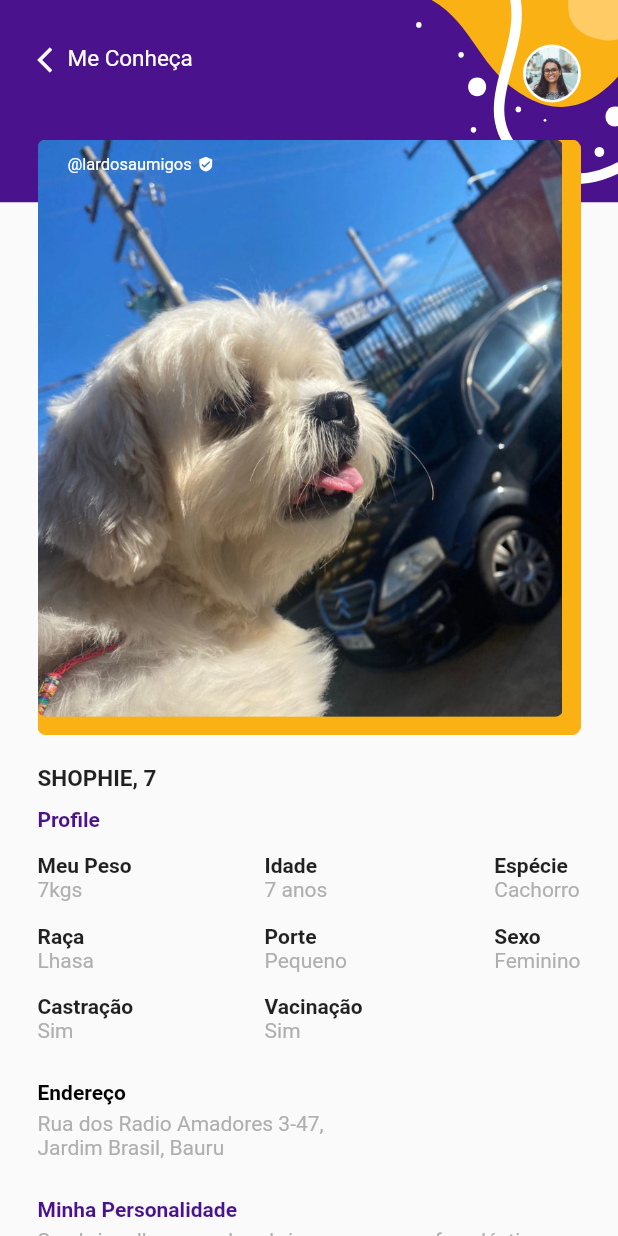
After one commit to MarcalDev/PetBuddy, a Flutter app: the MenuPrincipalPage screen opened directly, after a tap on "Me conheça", on a phone screen of 412 x 824 dp. The commit adds this screen. Run offline on Flutter 3.47's test engine with Material 2 defaults, Android fonts, the phone set to English and light mode, and no system bars; our stand-ins replace flutter_svg.

Commit message:
Adição de tela de detalhes do pet

```diff
--- a/lib/app/modules/home/widgets/home_post_card.dart
+++ b/lib/app/modules/home/widgets/home_post_card.dart
@@ -3,6 +3,8 @@ import 'package:flutter_svg/svg.dart';
 import 'package:petbuddy/app/util/app_colors.dart';
 import 'package:petbuddy/app/util/assets_aplicativo.dart';
 import 'package:petbuddy/app/util/widgets/text_widget.dart';
+
+import '../../perfil_pet/pages/perfil_pet_page.dart';
 
 class HomePostCard extends StatelessWidget {
   final String nomeUsuario;
@@ -65,7 +67,13 @@ class HomePostCard extends StatelessWidget {
                     child: Row(
                       mainAxisAlignment: MainAxisAlignment.spaceBetween,
                       children: [
-                        Container(
+                        InkWell(
+                          onTap: () => Navigator.of(context).push(
+                            MaterialPageRoute(
+                              builder: (context) => const PerfilPetPage(),
+                            ),
+                          ),
+                          child: Container(
                             decoration: BoxDecoration(
                                 border: Border.all(color: AppColors.corPadraoAplicativo, width: 1.5),
                                 borderRadius: BorderRadius.all(Radius.circular(15))),
@@ -74,6 +82,7 @@ class HomePostCard extends StatelessWidget {
                               text: 'Me conheça',
                               textColor: AppColors.corPadraoAplicativo,
                               fontWeight: FontWeight.w500,
+                            ),
                           ),
                         ),
                         Row(
--- /dev/null
+++ b/lib/app/modules/perfil_pet/pages/perfil_pet_page.dart
@@ -0,0 +1,262 @@
+import 'package:flutter/material.dart';
+import 'package:flutter_svg/svg.dart';
+import 'package:petbuddy/app/util/app_colors.dart';
+import 'package:petbuddy/app/util/assets_aplicativo.dart';
+import 'package:petbuddy/app/util/text_fonts.dart';
+import 'package:petbuddy/app/util/widgets/button_widget.dart';
+
+import '../../../util/widgets/text_widget.dart';
+import '../widgets/perfil_pet_background_widget.dart';
+
+class PerfilPetPage extends StatefulWidget {
+  const PerfilPetPage({super.key});
+
+  @override
+  State<PerfilPetPage> createState() => _PerfilPetPageState();
+}
+
+class _PerfilPetPageState extends State<PerfilPetPage> {
+  @override
+  Widget build(BuildContext context) {
+    return PerfilPetBackgroundWidget(
+        child: Expanded(
+      child: SingleChildScrollView(
+        child: Column(
+          crossAxisAlignment: CrossAxisAlignment.start,
+          children: [
+            Stack(
+              children: [
+                Image.asset(
+                  AssetsAplicativo.imagemPet,
+                ),
+                Padding(
+                  padding: const EdgeInsets.only(left: 20, top: 10),
+                  child: Row(
+                    children: [
+                      const TextWidget(
+                        text: '@lardosaumigos',
+                        textColor: AppColors.corBranco,
+                        fontSize: TextFonts.fonteTextoPequenoMenor,
+                      ),
+                      SizedBox(
+                        width: 5,
+                      ),
+                      SvgPicture.asset(
+                        AssetsAplicativo.iconCheckBranco,
+                        height: 10,
+                      )
+                    ],
+                  ),
+                ),
+              ],
+            ),
+            const SizedBox(
+              height: 20,
+            ),
+            const TextWidget(
+              text: 'SHOPHIE, 7',
+              fontSize: TextFonts.fonteTextField,
+              fontWeight: FontWeight.bold,
+            ),
+            const SizedBox(
+              height: 10,
+            ),
+            const TextWidget(
+              text: 'Profile',
+              fontWeight: FontWeight.bold,
+              textColor: AppColors.corPadraoAplicativo,
+            ),
+            const SizedBox(
+              height: 15,
+            ),
+            Row(
+              mainAxisAlignment: MainAxisAlignment.spaceBetween,
+              crossAxisAlignment: CrossAxisAlignment.start,
+              children: [
+                Column(
+                  crossAxisAlignment: CrossAxisAlignment.start,
+                  children: [
+                    Column(
+                      crossAxisAlignment: CrossAxisAlignment.start,
+                      children: const [
+                        TextWidget(
+                          text: 'Meu Peso',
+                          fontWeight: FontWeight.bold,
+                        ),
+                        TextWidget(text: '7kgs', textColor: AppColors.corCinza),
+                      ],
+                    ),
+                    const SizedBox(
+                      height: 15,
+                    ),
+                    Column(
+                      crossAxisAlignment: CrossAxisAlignment.start,
+                      children: const [
+                        TextWidget(
+                          text: 'Raça',
+                          fontWeight: FontWeight.bold,
+                        ),
+                        TextWidget(text: 'Lhasa', textColor: AppColors.corCinza),
+                      ],
+                    ),
+                    const SizedBox(
+                      height: 15,
+                    ),
+                    Column(
+                      crossAxisAlignment: CrossAxisAlignment.start,
+                      children: const [
+                        TextWidget(
+                          text: 'Castração',
+                          fontWeight: FontWeight.bold,
+                        ),
+                        TextWidget(text: 'Sim', textColor: AppColors.corCinza),
+                      ],
+                    ),
+                  ],
+                ),
+                Column(
+                  crossAxisAlignment: CrossAxisAlignment.start,
+                  children: [
+                    Column(
+                      crossAxisAlignment: CrossAxisAlignment.start,
+                      children: const [
+                        TextWidget(
+                          text: 'Idade',
+                          fontWeight: FontWeight.bold,
+                        ),
+                        TextWidget(text: '7 anos', textColor: AppColors.corCinza),
+                      ],
+                    ),
+                    const SizedBox(
+                      height: 15,
+                    ),
+                    Column(
+                      crossAxisAlignment: CrossAxisAlignment.start,
+                      children: const [
+                        TextWidget(
+                          text: 'Porte',
+                          fontWeight: FontWeight.bold,
+                        ),
+                        TextWidget(text: 'Pequeno', textColor: AppColors.corCinza),
+                      ],
+                    ),
+                    const SizedBox(
+                      height: 15,
+                    ),
+                    Column(
+                      crossAxisAlignment: CrossAxisAlignment.start,
+                      children: const [
+                        TextWidget(
+                          text: 'Vacinação',
+                          fontWeight: FontWeight.bold,
+                        ),
+                        TextWidget(text: 'Sim', textColor: AppColors.corCinza),
+                      ],
+                    ),
+                  ],
+                ),
+                Column(
+                  crossAxisAlignment: CrossAxisAlignment.start,
+                  children: [
+                    Column(
+                      crossAxisAlignment: CrossAxisAlignment.start,
+                      children: const [
+                        TextWidget(
+                          text: 'Espécie',
+                          fontWeight: FontWeight.bold,
+                        ),
+                        TextWidget(text: 'Cachorro', textColor: AppColors.corCinza),
+                      ],
+                    ),
+                    const SizedBox(
+                      height: 15,
+                    ),
+                    Column(
+                      crossAxisAlignment: CrossAxisAlignment.start,
+                      children: const [
+                        TextWidget(
+                          text: 'Sexo',
+                          fontWeight: FontWeight.bold,
+                        ),
+                        TextWidget(text: 'Feminino', textColor: AppColors.corCinza),
+                      ],
+                    ),
+                  ],
+                ),
+              ],
+            ),
+            const SizedBox(
+              height: 25,
+            ),
+            const TextWidget(
+              text: 'Endereço',
+              fontWeight: FontWeight.bold,
+              textColor: AppColors.corPreto,
+            ),
+            const SizedBox(
+              height: 5,
+            ),
+            const TextWidget(
+                text: 'Rua dos Radio Amadores 3-47, \nJardim Brasil, Bauru', textColor: AppColors.corCinza),
+            const SizedBox(
+              height: 25,
+            ),
+            const TextWidget(
+              text: 'Minha Personalidade',
+              fontWeight: FontWeight.bold,
+              textColor: AppColors.corPadraoAplicativo,
+            ),
+            const SizedBox(
+              height: 5,
+            ),
+            const TextWidget(
+                text: 'Sou brincalhona e adoro brincar com garrafas plásticas por aí!', textColor: AppColors.corCinza),
+            const SizedBox(
+              height: 25,
+            ),
+            const TextWidget(
+              text: 'Necessidades',
+              fontWeight: FontWeight.bold,
+              textColor: AppColors.corPadraoAplicativo,
+            ),
+            const SizedBox(
+              height: 5,
+            ),
+            const TextWidget(text: 'Não Tenho.', textColor: AppColors.corCinza),
+            const SizedBox(
+              height: 25,
+            ),
+            ButtonWidget(
+              buttonText: 'QUERO ADOTAR!',
+              onPressed: () {},
+              buttonColor: AppColors.corPadraoAplicativo,
+              textColor: AppColors.corBranco,
+            ),
+            const SizedBox(
+              height: 15,
+            ),
+            Row(
+              mainAxisAlignment: MainAxisAlignment.center,
+              children: [
+                SvgPicture.asset(
+                  AssetsAplicativo.iconMensagem,
+                  height: 20,
+                ),
+                const SizedBox(
+                  width: 10,
+                ),
+                const TextWidget(
+                  text: 'Converse com o Tutor',
+                  textColor: AppColors.corCinzaMedio,
+                ),
+              ],
+            ),
+            const SizedBox(
+              height: 25,
+            )
+          ],
+        ),
+      ),
+    ));
+  }
+}
--- /dev/null
+++ b/lib/app/modules/perfil_pet/widgets/perfil_pet_background_widget.dart
@@ -0,0 +1,67 @@
+import 'package:flutter/material.dart';
+import 'package:flutter_svg/svg.dart';
+import 'package:petbuddy/app/util/text_fonts.dart';
+import 'package:petbuddy/app/util/widgets/text_widget.dart';
+
+import '../../../util/app_colors.dart';
+import '../../../util/assets_aplicativo.dart';
+
+class PerfilPetBackgroundWidget extends StatelessWidget {
+  final Widget child;
+  const PerfilPetBackgroundWidget({super.key, required this.child});
+
+  @override
+  Widget build(BuildContext context) {
+    return Material(
+        child: SafeArea(
+            child: Scaffold(
+                body: Stack(
+      children: [
+        SvgPicture.asset(AssetsAplicativo.headerLogin, fit: BoxFit.fitHeight),
+        Padding(
+          padding: const EdgeInsets.fromLTRB(25, 30, 25, 0),
+          child: Column(
+            children: [
+              Row(
+                crossAxisAlignment: CrossAxisAlignment.start,
+                mainAxisSize: MainAxisSize.min,
+                children: [
+                  const Icon(
+                    Icons.arrow_back_ios,
+                    size: 20,
+                    color: AppColors.corBranco,
+                  ),
+                  const Expanded(
+                    child: Align(
+                      alignment: Alignment.centerLeft,
+                      child: TextWidget(
+                        text: 'Me Conheça',
+                        fontSize: TextFonts.fontTituloNavegacao,
+                        textColor: AppColors.corBranco,
+                      ),
+                    ),
+                  ),
+                  Container(
+                    padding: const EdgeInsets.all(1.5),
+                    decoration: BoxDecoration(
+                        color: AppColors.corBranco,
+                        border: Border.all(color: AppColors.corBranco, width: 0),
+                        borderRadius: const BorderRadius.all(Radius.circular(30))),
+                    child: Image.asset(
+                      AssetsAplicativo.fotoUsuario,
+                      height: 35,
+                    ),
+                  ),
+                ],
+              ),
+              const SizedBox(
+                height: 25,
+              ),
+              child
+            ],
+          ),
+        )
+      ],
+    ))));
+  }
+}
--- a/lib/app/util/app_colors.dart
+++ b/lib/app/util/app_colors.dart
@@ -10,6 +10,7 @@ class AppColors {
   static const corVerdeSelecao = Color(0xff25B14A);
   static const corVerdeClaro = Color(0xff82DC68);
   static const corCinza = Color(0xffAFAFAF);
+  static const corCinzaMedio = Color(0xff888888);
   static const corTabBar = Color(0xffF2F2F2);
   static const corTabBarUnselected = Color(0xff888888);
 }
--- a/lib/app/util/assets_aplicativo.dart
+++ b/lib/app/util/assets_aplicativo.dart
@@ -19,4 +19,6 @@ class AssetsAplicativo {
   static const String iconeFiltro = "$svgPath/Icon_Filtro.svg";
   static const String iconeQueroAjudar = "$svgPath/Icone_Quero_Ajudar.svg";
   static const String iconeHome = "$svgPath/Icone_Home.svg";
+  static const String imagemPet = "$pngPath/Imagem_pet.png";
+  static const String iconCheckBranco = "$svgPath/Icon_check_branco.svg";
 }
--- a/lib/app/util/text_fonts.dart
+++ b/lib/app/util/text_fonts.dart
@@ -1,5 +1,5 @@
 class TextFonts {
-  static const double fonteTituloPagina = 1;
+  static const double fonteTituloPagina = 18;
   static const double fonteTituloLogin = 17;
   static const double fonteSubTituloLogin = 16;
   static const double fonteBotao = 16;
@@ -7,4 +7,5 @@ class TextFonts {
   static const double fonteTextoMedio = 14;
   static const double fonteTextoPequeno = 12;
   static const double fonteTextoPequenoMenor = 11;
+  static const double fontTituloNavegacao = 15;
 }
--- a/lib/main.dart
+++ b/lib/main.dart
@@ -4,7 +4,7 @@ import 'app/modules/login/pages/login_page.dart';
 
 void main() {
   runApp(const MaterialApp(
-    home: MenuPrincipalPage(),
+    home: LoginPage(),
     debugShowCheckedModeBanner: false,
   ));
 }
```
Also changed, not shown: assets/pngs/Imagem_pet.png (added), assets/svgs/Icon_check_branco.svg (added). Lines whose indentation alone changed are shown as unchanged.
